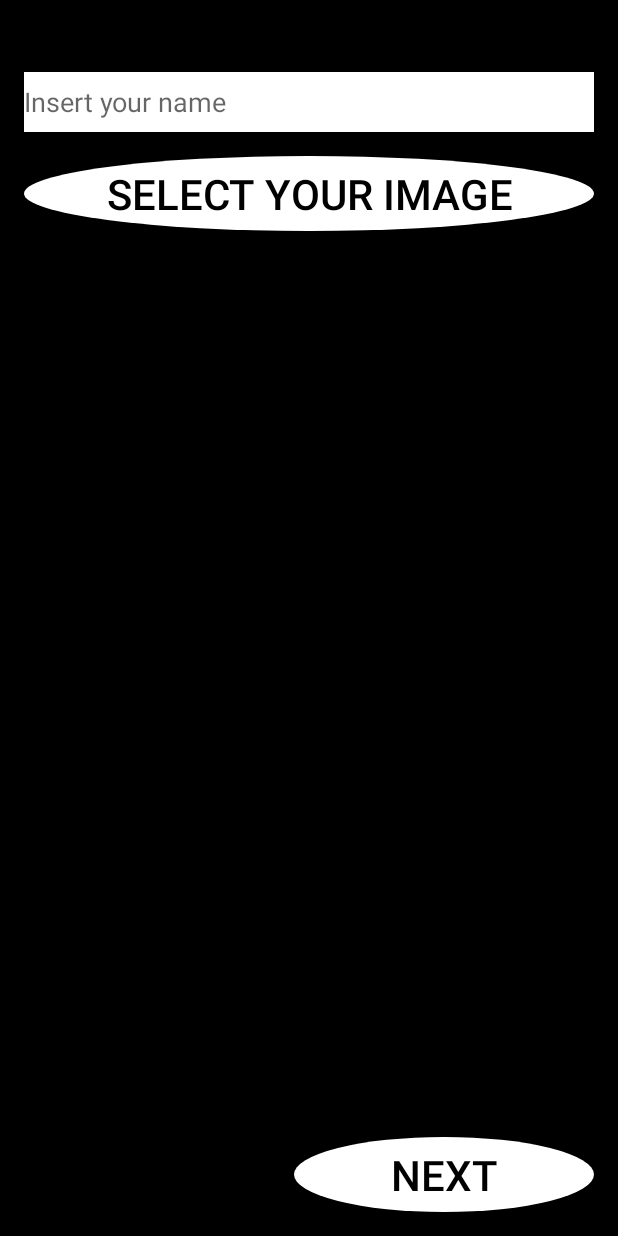
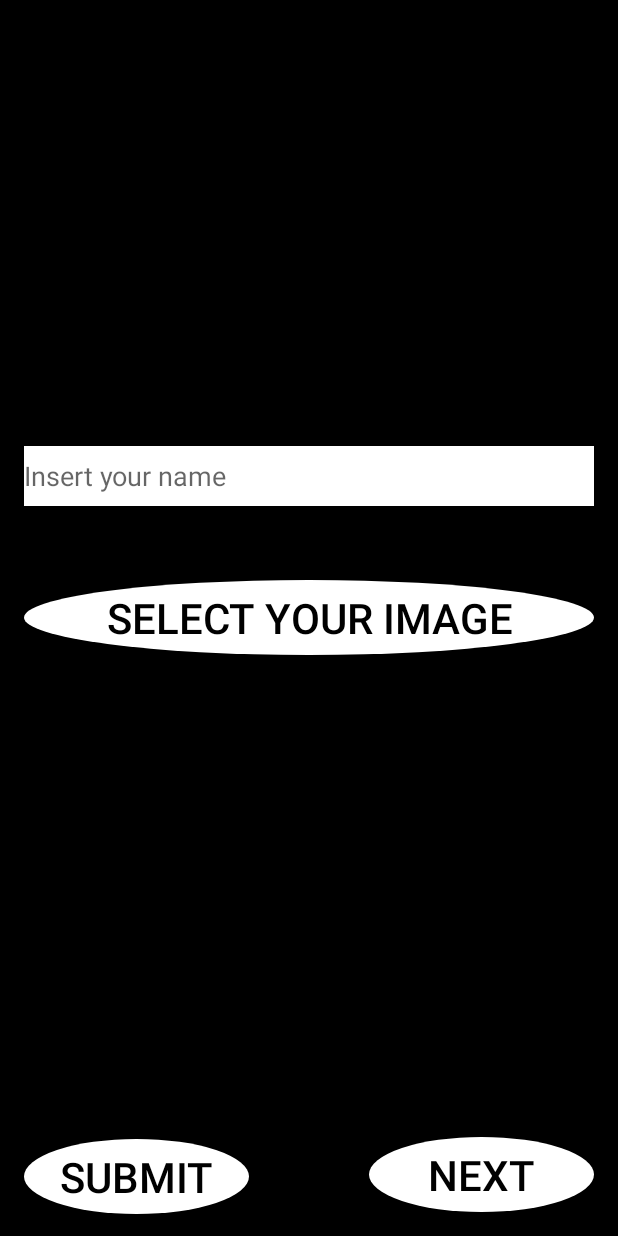
Before and after one commit to angeloparenteapp/KMK---Kiss-Marry-Kill, an Android app: the layout activity_player_details.xml on its own in the app's theme, with its tools: preview values and no code run, on a phone screen of 412 x 824 dp. Run offline under Robolectric (Android 15) with nearby library versions, the phone set to English and light mode, and no system bars.

Commit message:
almost Final version

```diff
--- a/app/src/main/java/com/angeloparenteapp/kmk_kissmarrykill/Splash.java
+++ b/app/src/main/java/com/angeloparenteapp/kmk_kissmarrykill/Splash.java
@@ -2,12 +2,13 @@ package com.angeloparenteapp.kmk_kissmarrykill;
 
 import android.content.Context;
 import android.content.Intent;
+import android.content.SharedPreferences;
 import android.os.Handler;
 import android.support.v7.app.AppCompatActivity;
 import android.os.Bundle;
 import android.view.View;
 import android.widget.ImageView;
-import android.widget.TextView;
+
 
 import com.angeloparenteapp.kmk_kissmarrykill.Utils.Utils;
 import com.bumptech.glide.Glide;
@@ -28,7 +29,7 @@ public class Splash extends AppCompatActivity {
         mContentView = findViewById(R.id.activity_splash);
         Utils.hide(mContentView);
 
-        ImageView imageView = (ImageView) findViewById(R.id.splash);
+        ImageView imageView = findViewById(R.id.splash);
         Glide.with(mContext).load(R.drawable.splash).into(imageView);
 
         new Handler().postDelayed(new Runnable(){
--- a/app/src/main/res/layout/activity_player_details.xml
+++ b/app/src/main/res/layout/activity_player_details.xml
@@ -12,29 +12,31 @@
         android:id="@+id/name_edit_text"
         android:layout_width="match_parent"
         android:layout_height="40dp"
-        android:layout_centerHorizontal="true"
         android:layout_marginLeft="16dp"
         android:layout_marginRight="16dp"
-        android:layout_marginTop="48dp"
         android:background="#FFFFFF"
         android:hint="@string/insert_your_name"
-        android:inputType="text" />
+        android:inputType="text"
+        android:layout_marginBottom="49dp"
+        android:layout_above="@+id/select_image_button"
+        android:layout_centerHorizontal="true" />
 
     <Button
         android:id="@+id/select_image_button"
         android:layout_width="400dp"
         android:layout_height="50dp"
-        android:layout_below="@+id/name_edit_text"
-        android:layout_centerHorizontal="true"
-        android:layout_margin="16dp"
         android:background="@drawable/oval"
         android:text="@string/select_image"
         android:textColor="#000000"
-        android:textSize="28sp" />
+        android:textSize="28sp"
+        android:layout_marginLeft="16dp"
+        android:layout_marginRight="16dp"
+        android:layout_centerVertical="true"
+        android:layout_centerHorizontal="true" />
 
     <Button
         android:id="@+id/button_next"
-        android:layout_width="200dp"
+        android:layout_width="150dp"
         android:layout_height="50dp"
         android:layout_alignParentBottom="true"
         android:layout_alignParentEnd="true"
@@ -44,4 +46,18 @@
         android:textColor="#000000"
         android:textSize="28sp" />
 
+    <Button
+        android:id="@+id/ok"
+        android:layout_width="150dp"
+        android:layout_height="50dp"
+        android:background="@drawable/oval"
+        android:text="Submit"
+        android:textColor="#000000"
+        android:textSize="28sp"
+        android:layout_marginLeft="16dp"
+        android:layout_marginRight="16dp"
+        android:layout_alignBaseline="@+id/button_next"
+        android:layout_alignBottom="@+id/button_next"
+        android:layout_alignParentStart="true" />
+
 </RelativeLayout>
```
Also changed, not shown: app/src/main/java/com/angeloparenteapp/kmk_kissmarrykill/GameActivity.java (+65 -53 lines), app/src/main/java/com/angeloparenteapp/kmk_kissmarrykill/MainActivity.java (+72 -3 lines), app/src/main/java/com/angeloparenteapp/kmk_kissmarrykill/PlayerDetails.java (+137 -8 lines).
